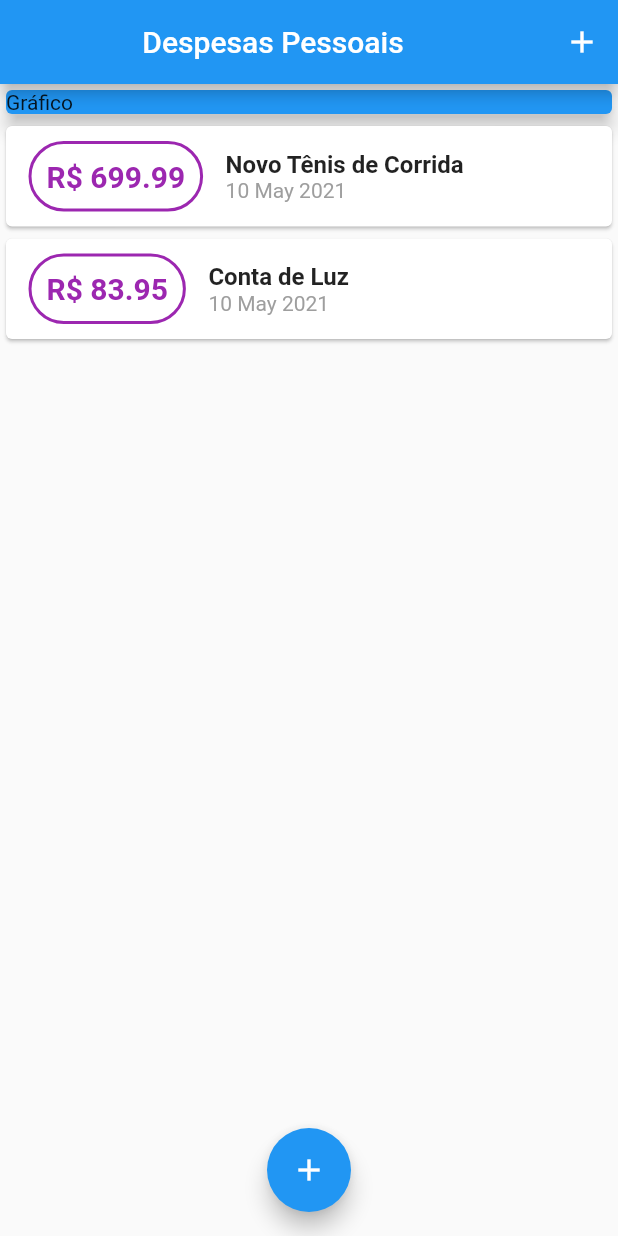
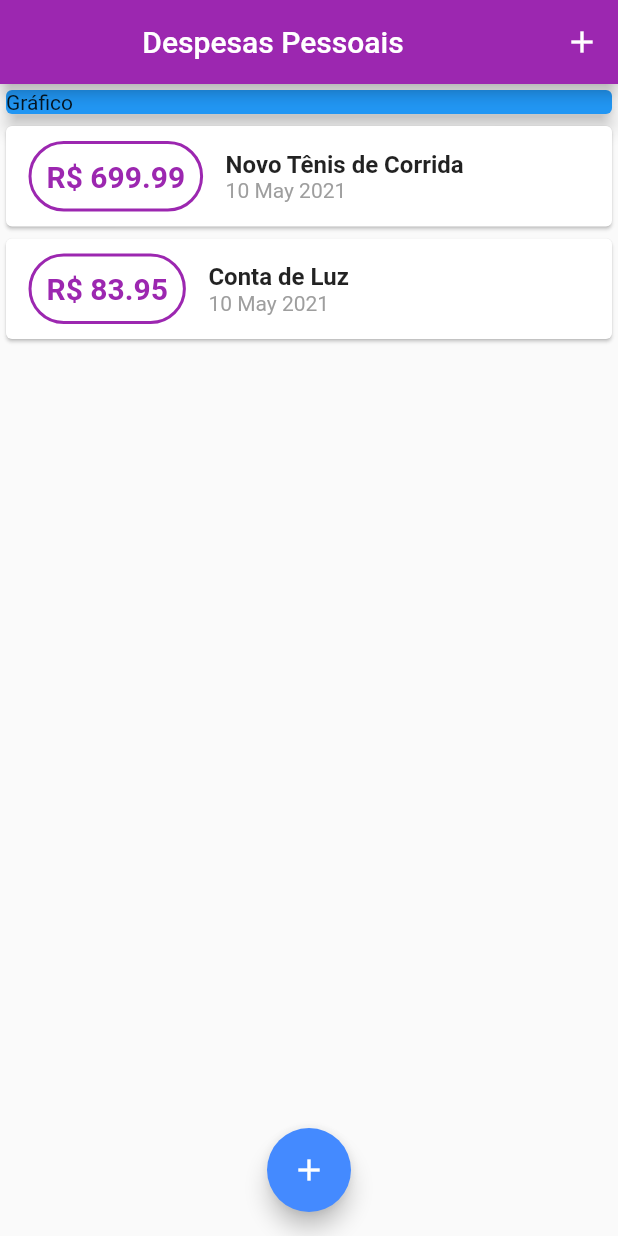
Before and after one commit to iagognunes/ProjetoDespesasPessoais, a Flutter app: the screen it shows after launch, on a phone screen of 412 x 824 dp. Run offline on Flutter 3.47's test engine with Material 2 defaults, Android fonts, the phone set to English and light mode, and no system bars.

Commit message:
Modulo 4: Aula 105
Estilo com Theme

```diff
--- a/lib/components/transaction_list.dart
+++ b/lib/components/transaction_list.dart
@@ -25,7 +25,7 @@ class TransactionList extends StatelessWidget {
                   ),
                   decoration: BoxDecoration(
                     border: Border.all(
-                      color: Colors.purple,
+                      color: Theme.of(context).primaryColor,
                       width: 2,
                     ),
                     borderRadius: BorderRadius.all(Radius.circular(50)),
@@ -36,7 +36,7 @@ class TransactionList extends StatelessWidget {
                     style: TextStyle(
                       fontWeight: FontWeight.bold,
                       fontSize: 20,
-                      color: Colors.purple,
+                      color: Theme.of(context).primaryColor,
                     ),
                   ),
                 ),
--- a/lib/main.dart
+++ b/lib/main.dart
@@ -9,7 +9,15 @@ main() => runApp(ExpensesApp());
 class ExpensesApp extends StatelessWidget {
   @override
   Widget build(BuildContext context) {
-    return MaterialApp(home: MyHomePage());
+    return MaterialApp(
+      home: MyHomePage(),
+      theme: ThemeData(
+        primarySwatch: Colors.purple,
+        floatingActionButtonTheme: FloatingActionButtonThemeData(
+          backgroundColor: Colors.blueAccent,
+        ),
+      ),
+    );
   }
 }
 
```
